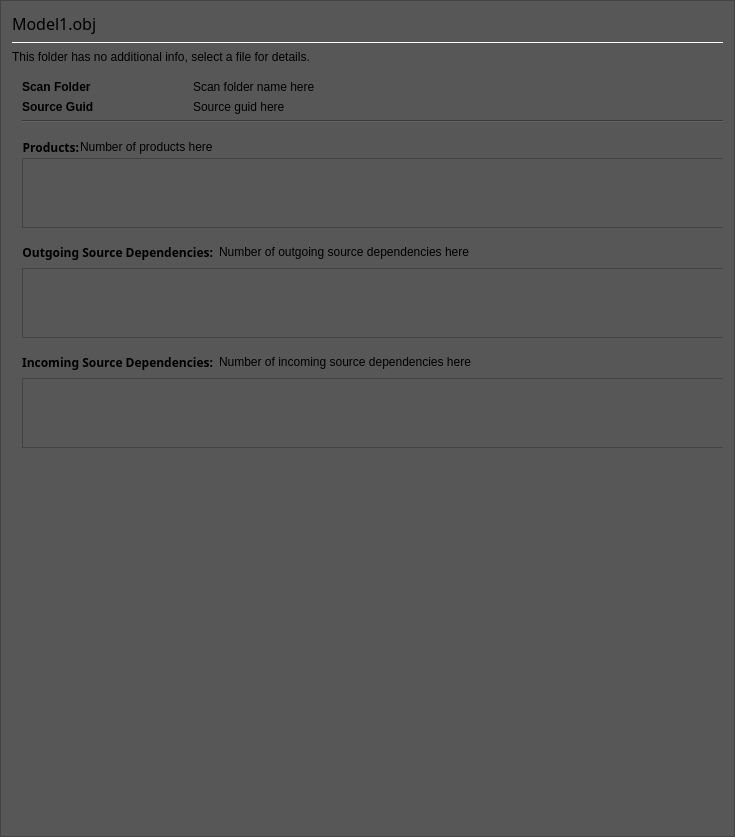
o3de/o3de, file Code/Tools/AssetProcessor/native/ui/SourceAssetDetailsPanel.ui: the form before one commit.
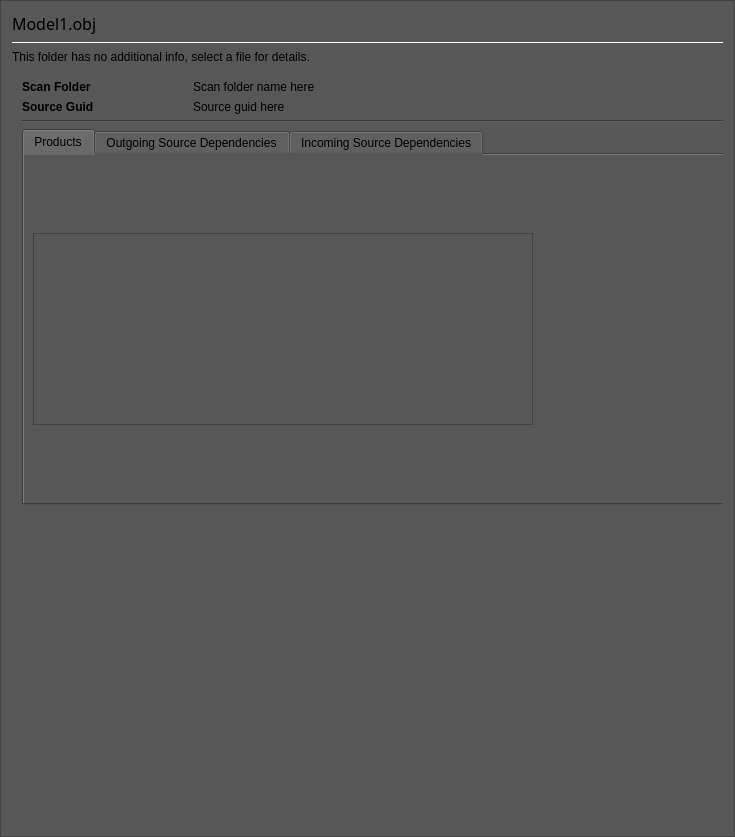
The form after the commit.

```diff
--- a/Code/Tools/AssetProcessor/native/ui/SourceAssetDetailsPanel.ui
+++ b/Code/Tools/AssetProcessor/native/ui/SourceAssetDetailsPanel.ui
@@ -291,102 +291,51 @@
            </widget>
           </item>
           <item>
-           <spacer name="verticalSpacer_2">
-            <property name="orientation">
-             <enum>Qt::Vertical</enum>
-            </property>
-            <property name="sizeType">
-             <enum>QSizePolicy::Fixed</enum>
-            </property>
-            <property name="sizeHint" stdset="0">
-             <size>
-              <width>0</width>
-              <height>8</height>
-             </size>
-            </property>
-           </spacer>
-          </item>
-          <item>
-           <layout class="QVBoxLayout" name="productVerticalLayout">
-            <property name="spacing">
-             <number>1</number>
-            </property>
-            <property name="sizeConstraint">
-             <enum>QLayout::SetDefaultConstraint</enum>
-            </property>
-            <item>
-             <layout class="QHBoxLayout" name="ProductTitleLayout">
-              <item>
-               <widget class="QLabel" name="productsTitleLabel">
-                <property name="font">
-                 <font>
-                  <family>12pt</family>
-                  <weight>75</weight>
-                  <italic>false</italic>
-                  <bold>true</bold>
-                 </font>
-                </property>
-                <property name="styleSheet">
-                 <string notr="true">font: bold, 12pt;</string>
-                </property>
-                <property name="text">
-                 <string>Products:</string>
-                </property>
-                <property name="alignment">
-                 <set>Qt::AlignRight|Qt::AlignTrailing|Qt::AlignVCenter</set>
-                </property>
-                <property name="margin">
+           <widget class="QTabWidget" name="SourceAssetDetailTabs">
+            <property name="currentIndex">
                  <number>0</number>
                 </property>
-               </widget>
-              </item>
-              <item>
-               <widget class="QLabel" name="productsValueLabel">
-                <property name="text">
-                 <string>Number of products here</string>
-                </property>
-                <property name="textInteractionFlags">
-                 <set>Qt::LinksAccessibleByMouse|Qt::TextSelectableByKeyboard|Qt::TextSelectableByMouse</set>
-                </property>
-               </widget>
-              </item>
-              <item>
-               <spacer name="horizontalSpacer_5">
-                <property name="orientation">
-                 <enum>Qt::Horizontal</enum>
-                </property>
-                <property name="sizeHint" stdset="0">
-                 <size>
-                  <width>40</width>
-                  <height>20</height>
-                 </size>
-                </property>
-               </spacer>
-              </item>
-             </layout>
-            </item>
+            <widget class="QWidget" name="OutputTab">
+             <property name="sizePolicy">
+              <sizepolicy hsizetype="Expanding" vsizetype="Expanding">
+               <horstretch>0</horstretch>
+               <verstretch>0</verstretch>
+              </sizepolicy>
+             </property>
+             <attribute name="title">
+              <string>Products</string>
+             </attribute>
+              <layout class="QVBoxLayout" name="ProductTabVerticalLayout" stretch="0">
             <item>
              <widget class="QTableWidget" name="productTable">
+              <property name="geometry">
+               <rect>
+                <x>0</x>
+                <y>0</y>
+                <width>500</width>
+                <height>198</height>
+               </rect>
+              </property>
               <property name="sizePolicy">
-               <sizepolicy hsizetype="Expanding" vsizetype="Expanding">
+               <sizepolicy hsizetype="Fixed" vsizetype="Fixed">
                 <horstretch>0</horstretch>
                 <verstretch>0</verstretch>
                </sizepolicy>
               </property>
               <property name="minimumSize">
                <size>
-                <width>0</width>
+                <width>500</width>
                 <height>32</height>
                </size>
               </property>
               <property name="verticalScrollBarPolicy">
-               <enum>Qt::ScrollBarAlwaysOff</enum>
+               <enum>Qt::ScrollBarAsNeeded</enum>
               </property>
               <property name="horizontalScrollBarPolicy">
-               <enum>Qt::ScrollBarAlwaysOff</enum>
+               <enum>Qt::ScrollBarAsNeeded</enum>
               </property>
               <property name="sizeAdjustPolicy">
-               <enum>QAbstractScrollArea::AdjustToContents</enum>
+               <enum>QAbstractScrollArea::AdjustIgnored</enum>
               </property>
               <property name="editTriggers">
                <set>QAbstractItemView::NoEditTriggers</set>
@@ -403,6 +352,12 @@
               <property name="selectionMode">
                <enum>QAbstractItemView::SingleSelection</enum>
               </property>
+              <property name="textElideMode">
+               <enum>Qt::ElideNone</enum>
+              </property>
+              <property name="horizontalScrollMode">
+               <enum>QAbstractItemView::ScrollPerPixel</enum>
+              </property>
               <property name="showGrid">
                <bool>false</bool>
               </property>
@@ -430,25 +385,24 @@
               <column/>
               <column/>
              </widget>
-            </item>
-           </layout>
-          </item>
-          <item>
-           <spacer name="verticalSpacer_3">
-            <property name="orientation">
-             <enum>Qt::Vertical</enum>
-            </property>
-            <property name="sizeType">
-             <enum>QSizePolicy::Fixed</enum>
-            </property>
-            <property name="sizeHint" stdset="0">
-             <size>
-              <width>0</width>
-              <height>8</height>
-             </size>
-            </property>
-           </spacer>
-          </item>
+
+                </item>
+              </layout>
+            </widget>
+            <widget class="QWidget" name="OutgoingSourceDependenciesTab">
+             <attribute name="title">
+              <string>Outgoing Source Dependencies</string>
+             </attribute>
+             <widget class="QWidget" name="verticalLayoutWidget_3">
+              <property name="geometry">
+               <rect>
+                <x>30</x>
+                <y>10</y>
+                <width>428</width>
+                <height>80</height>
+               </rect>
+              </property>
+              <layout class="QVBoxLayout" name="OutgoingSourceDependenciesLayout">
           <item>
            <layout class="QHBoxLayout" name="OutgoingDependenciesLayout">
             <item>
@@ -566,22 +520,23 @@
             <column/>
            </widget>
           </item>
-          <item>
-           <spacer name="verticalSpacer_4">
-            <property name="orientation">
-             <enum>Qt::Vertical</enum>
-            </property>
-            <property name="sizeType">
-             <enum>QSizePolicy::Fixed</enum>
-            </property>
-            <property name="sizeHint" stdset="0">
-             <size>
-              <width>0</width>
-              <height>8</height>
-             </size>
-            </property>
-           </spacer>
-          </item>
+              </layout>
+             </widget>
+            </widget>
+            <widget class="QWidget" name="IncomingSourceDependenciesTab">
+             <attribute name="title">
+              <string>Incoming Source Dependencies</string>
+             </attribute>
+             <widget class="QWidget" name="verticalLayoutWidget_4">
+              <property name="geometry">
+               <rect>
+                <x>30</x>
+                <y>20</y>
+                <width>429</width>
+                <height>80</height>
+               </rect>
+              </property>
+              <layout class="QVBoxLayout" name="IncomingSourceDependenciesLayout">
           <item>
            <layout class="QHBoxLayout" name="IncomingDependenciesLayout">
             <item>
@@ -699,18 +654,10 @@
             <column/>
            </widget>
           </item>
-          <item>
-           <spacer name="verticalSpacer">
-            <property name="orientation">
-             <enum>Qt::Vertical</enum>
-            </property>
-            <property name="sizeHint" stdset="0">
-             <size>
-              <width>20</width>
-              <height>40</height>
-             </size>
-            </property>
-           </spacer>
+              </layout>
+             </widget>
+            </widget>
+           </widget>
           </item>
          </layout>
         </widget>
```
Lines whose indentation alone changed are shown as unchanged.
